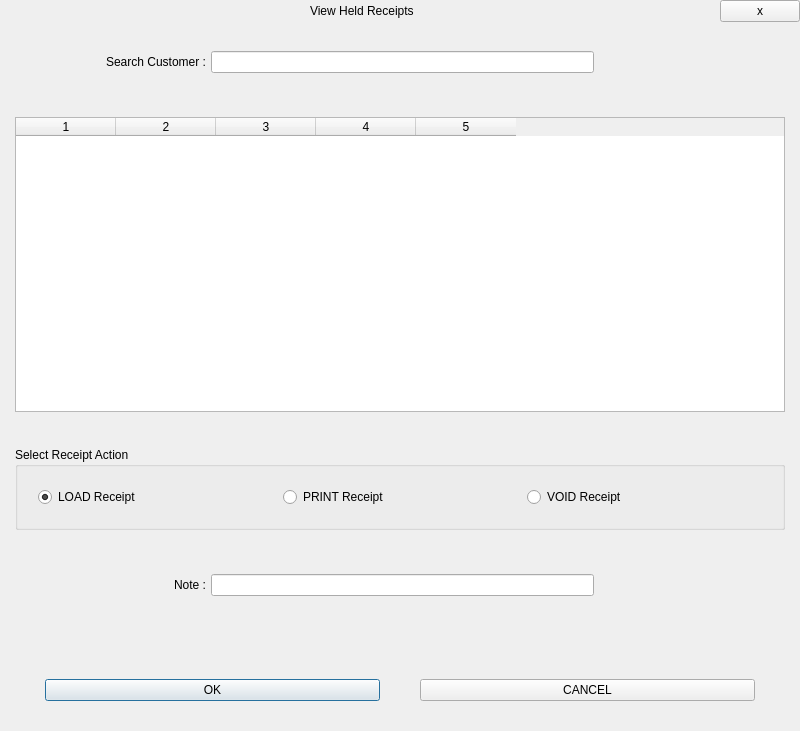
First picture: the form in Project/ui/view_hold.ui, repository Selvam-T/POS, before the edit.
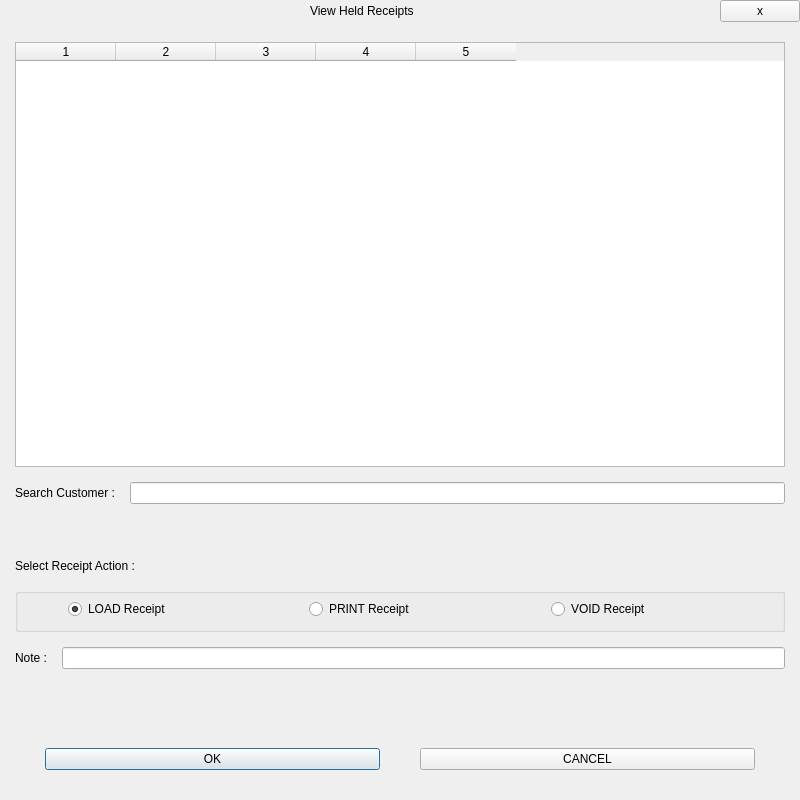
Second picture: the form after the edit.

Commit message: view_hold.ui restored. Point before switching product menu to open_dialog_scanner_blocked() launcher

```diff
--- a/Project/ui/view_hold.ui
+++ b/Project/ui/view_hold.ui
@@ -7,9 +7,15 @@
     <x>0</x>
     <y>0</y>
     <width>800</width>
-    <height>731</height>
+    <height>800</height>
    </rect>
   </property>
+  <property name="minimumSize">
+   <size>
+    <width>0</width>
+    <height>800</height>
+   </size>
+  </property>
   <property name="windowTitle">
    <string>View Held Receipts</string>
   </property>
@@ -110,69 +116,6 @@
      <property name="bottomMargin">
       <number>30</number>
      </property>
-     <item>
-      <widget class="QFrame" name="viewHoldCustomerFrame">
-       <layout class="QHBoxLayout" name="searchLayout" stretch="1,2,1">
-        <property name="spacing">
-         <number>5</number>
-        </property>
-        <property name="leftMargin">
-         <number>0</number>
-        </property>
-        <property name="topMargin">
-         <number>0</number>
-        </property>
-        <property name="rightMargin">
-         <number>0</number>
-        </property>
-        <property name="bottomMargin">
-         <number>0</number>
-        </property>
-        <item>
-         <widget class="QLabel" name="viewHoldSearchFieldLbl">
-          <property name="text">
-           <string>Search Customer :</string>
-          </property>
-          <property name="alignment">
-           <set>Qt::AlignRight|Qt::AlignTrailing|Qt::AlignVCenter</set>
-          </property>
-         </widget>
-        </item>
-        <item>
-         <widget class="QLineEdit" name="viewHoldSearchLineEdit"/>
-        </item>
-        <item>
-         <spacer name="horizontalSpacer_2">
-          <property name="orientation">
-           <enum>Qt::Horizontal</enum>
-          </property>
-          <property name="sizeHint" stdset="0">
-           <size>
-            <width>40</width>
-            <height>40</height>
-           </size>
-          </property>
-         </spacer>
-        </item>
-       </layout>
-      </widget>
-     </item>
-     <item>
-      <spacer name="verticalSpacer">
-       <property name="orientation">
-        <enum>Qt::Vertical</enum>
-       </property>
-       <property name="sizeType">
-        <enum>QSizePolicy::Fixed</enum>
-       </property>
-       <property name="sizeHint" stdset="0">
-        <size>
-         <width>20</width>
-         <height>20</height>
-        </size>
-       </property>
-      </spacer>
-     </item>
      <item>
       <widget class="QTableWidget" name="receiptsTable">
        <property name="minimumSize">
@@ -218,6 +161,46 @@
        <column/>
       </widget>
      </item>
+     <item>
+      <widget class="QFrame" name="viewHoldCustomerFrame">
+       <layout class="QHBoxLayout" name="searchLayout" stretch="1,2">
+        <property name="spacing">
+         <number>15</number>
+        </property>
+        <property name="leftMargin">
+         <number>0</number>
+        </property>
+        <property name="topMargin">
+         <number>0</number>
+        </property>
+        <property name="rightMargin">
+         <number>0</number>
+        </property>
+        <property name="bottomMargin">
+         <number>0</number>
+        </property>
+        <item>
+         <widget class="QLabel" name="viewHoldSearchFieldLbl">
+          <property name="sizePolicy">
+           <sizepolicy hsizetype="Fixed" vsizetype="Preferred">
+            <horstretch>0</horstretch>
+            <verstretch>0</verstretch>
+           </sizepolicy>
+          </property>
+          <property name="text">
+           <string>Search Customer :</string>
+          </property>
+          <property name="alignment">
+           <set>Qt::AlignRight|Qt::AlignTrailing|Qt::AlignVCenter</set>
+          </property>
+         </widget>
+        </item>
+        <item>
+         <widget class="QLineEdit" name="viewHoldSearchLineEdit"/>
+        </item>
+       </layout>
+      </widget>
+     </item>
      <item>
       <spacer name="verticalSpacer_2">
        <property name="orientation">
@@ -229,31 +212,41 @@
        <property name="sizeHint" stdset="0">
         <size>
          <width>20</width>
-         <height>20</height>
+         <height>40</height>
         </size>
        </property>
       </spacer>
      </item>
+     <item>
+      <widget class="QLabel" name="viewHoldFieldLbl">
+       <property name="text">
+        <string>Select Receipt Action :</string>
+       </property>
+      </widget>
+     </item>
      <item>
       <widget class="QGroupBox" name="viewHoldGroupBox">
        <property name="title">
-        <string>Select Receipt Action</string>
+        <string/>
+       </property>
+       <property name="alignment">
+        <set>Qt::AlignCenter</set>
        </property>
        <layout class="QHBoxLayout" name="horizontalLayout_actions">
         <property name="spacing">
          <number>10</number>
         </property>
         <property name="leftMargin">
-         <number>20</number>
+         <number>50</number>
         </property>
         <property name="topMargin">
-         <number>20</number>
+         <number>5</number>
         </property>
         <property name="rightMargin">
-         <number>20</number>
+         <number>0</number>
         </property>
         <property name="bottomMargin">
-         <number>20</number>
+         <number>10</number>
         </property>
         <item>
          <widget class="QRadioButton" name="viewHoldLoadRadioBtn">
@@ -282,27 +275,11 @@
        </layout>
       </widget>
      </item>
-     <item>
-      <spacer name="verticalSpacer_3">
-       <property name="orientation">
-        <enum>Qt::Vertical</enum>
-       </property>
-       <property name="sizeType">
-        <enum>QSizePolicy::Fixed</enum>
-       </property>
-       <property name="sizeHint" stdset="0">
-        <size>
-         <width>20</width>
-         <height>20</height>
-        </size>
-       </property>
-      </spacer>
-     </item>
      <item>
       <widget class="QFrame" name="viewHoldNoteFrame">
-       <layout class="QHBoxLayout" name="horizontalLayout" stretch="1,2,1">
+       <layout class="QHBoxLayout" name="horizontalLayout" stretch="1,2">
         <property name="spacing">
-         <number>5</number>
+         <number>15</number>
         </property>
         <property name="leftMargin">
          <number>0</number>
@@ -318,6 +295,12 @@
         </property>
         <item>
          <widget class="QLabel" name="viewHoldNoteFieldLbl">
+          <property name="sizePolicy">
+           <sizepolicy hsizetype="Fixed" vsizetype="Preferred">
+            <horstretch>0</horstretch>
+            <verstretch>0</verstretch>
+           </sizepolicy>
+          </property>
           <property name="text">
            <string>Note :</string>
           </property>
@@ -329,19 +312,6 @@
         <item>
          <widget class="QLineEdit" name="viewHoldNoteLineEdit"/>
         </item>
-        <item>
-         <spacer name="horizontalSpacer_3">
-          <property name="orientation">
-           <enum>Qt::Horizontal</enum>
-          </property>
-          <property name="sizeHint" stdset="0">
-           <size>
-            <width>40</width>
-            <height>40</height>
-           </size>
-          </property>
-         </spacer>
-        </item>
        </layout>
       </widget>
      </item>
@@ -356,7 +326,7 @@
        <property name="sizeHint" stdset="0">
         <size>
          <width>20</width>
-         <height>15</height>
+         <height>20</height>
         </size>
        </property>
       </spacer>
```
The commit also changes 8 other files.
